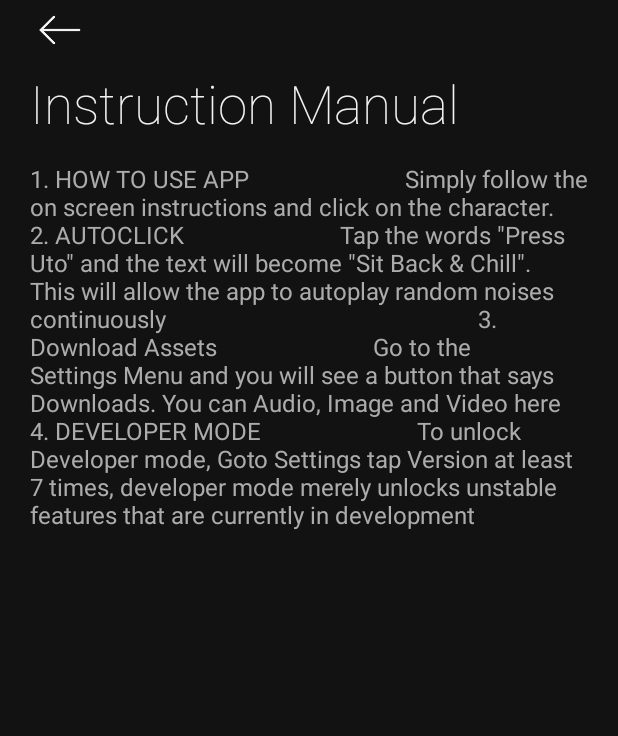
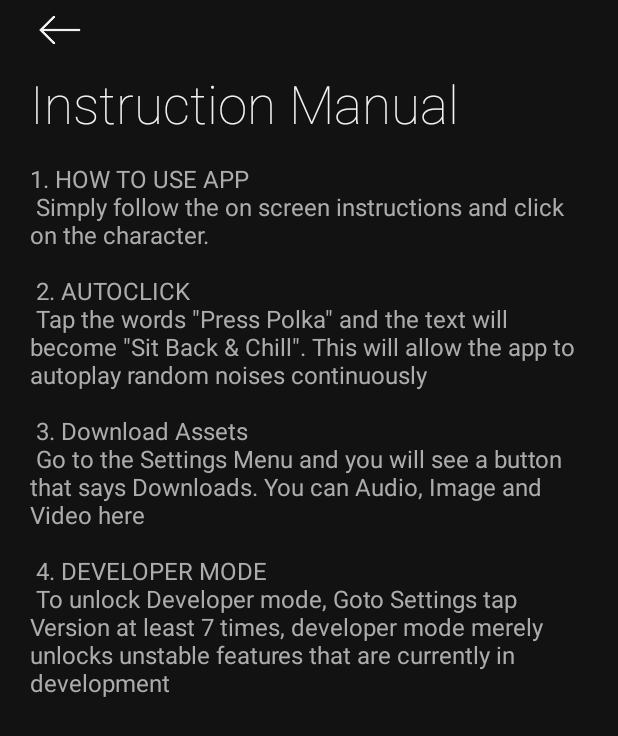
Before and after one commit to YuzuMin/Hololive-GEN5-Omaru-Polka-Noises, an Android app: the InfoReader screen opened directly, with no data from a screen before it, on a phone screen of 412 x 824 dp. Shown: the top 736 px of the screen. Run offline under Robolectric (Android 15) with nearby library versions, the phone set to English and light mode, and no system bars; 1 statement that could not run was skipped.

Commit message:
Update strings.xml

```diff
--- a/Rolling Release/polkaNoises/app/src/main/res/values/strings.xml
+++ b/Rolling Release/polkaNoises/app/src/main/res/values/strings.xml
@@ -28,7 +28,19 @@
     <string name="mit_license">MIT License</string>
     <string name="release_notes">Release Notes</string>
     <!--InfoReader-->
-    <string name="instruction_manual_text">"1. HOW TO USE APP                          Simply follow the on screen instructions and click on the character.                                                    2. AUTOCLICK                          Tap the words \"Press Uto\" and the text will become \"Sit Back &amp; Chill\". This will allow the app to autoplay random noises continuously                                                    3. Download Assets                          Go to the Settings Menu and you will see a button that says Downloads. You can Audio, Image and Video here                                                    4. DEVELOPER MODE                          To unlock Developer mode, Goto Settings tap Version at least 7 times, developer mode merely unlocks unstable features that are currently in development                                                     "</string> <!--Needs translations-->
+    <string name="instruction_manual_text">1. HOW TO USE APP\n
+                        Simply follow the on screen instructions and click on the character.\n
+                        \n
+                        2. AUTOCLICK\n
+                        Tap the words \"Press Polka\" and the text will become \"Sit Back &amp; Chill\". This will allow the app to autoplay random noises continuously\n
+                        \n
+                        3. Download Assets\n
+                        Go to the Settings Menu and you will see a button that says Downloads. You can Audio, Image and Video here\n
+                        \n
+                        4. DEVELOPER MODE\n
+                        To unlock Developer mode, Goto Settings tap Version at least 7 times, developer mode merely unlocks unstable features that are currently in development\n
+                        \n
+                        \n</string> <!--Needs translations-->
     <string name="release_notes_text">/***REMOVED FEATURES***/\n
                                 •Alarm Clock (ANDROID INCOMPATIBILITY)\n
                                 \n
```
